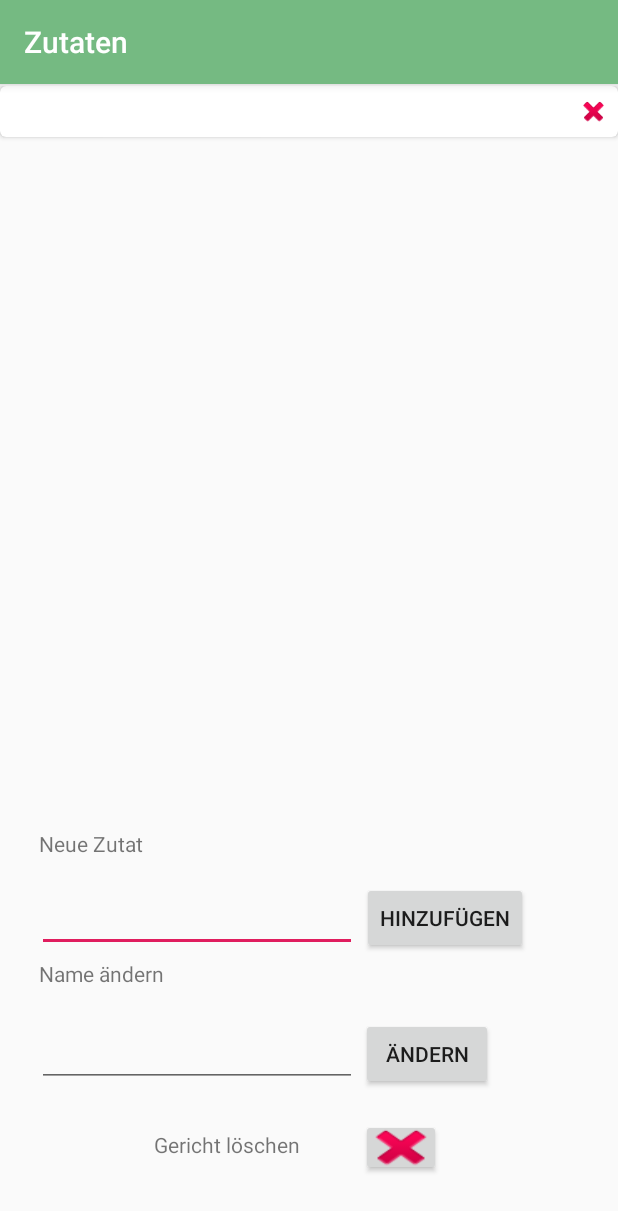
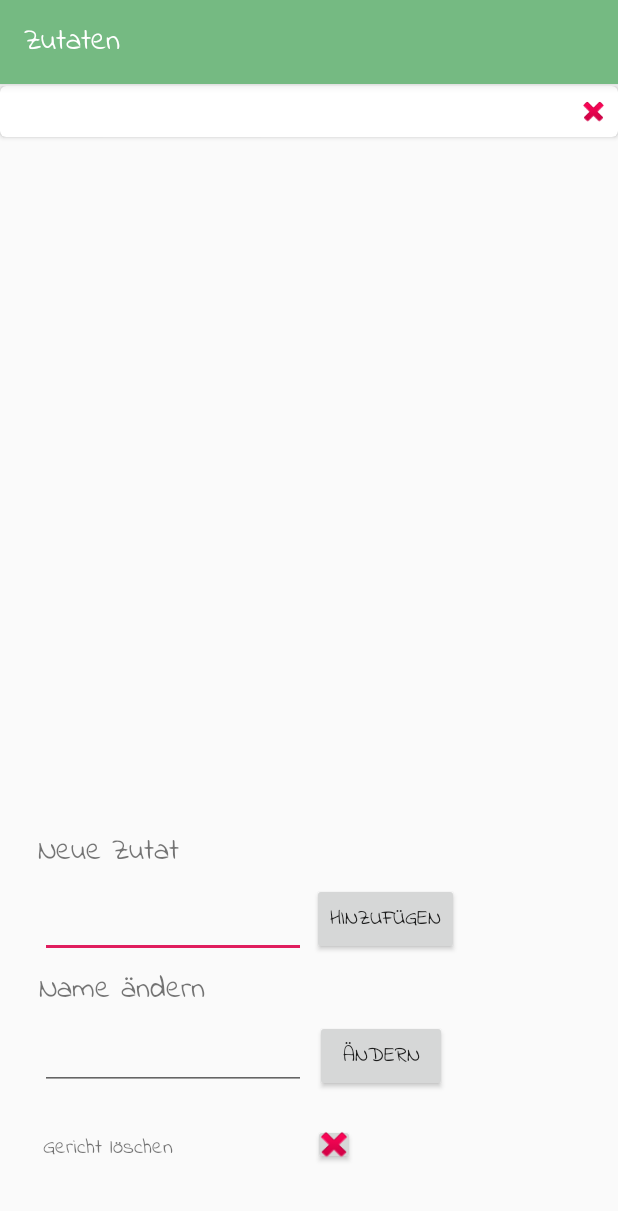
Before and after one commit to Chinchanchinese/Einkaufsliste1, an Android app: the GerichtBearbeitenActivity screen opened directly, with no data from a screen before it, after a tap on "HINZUFÜGEN", on a phone screen of 412 x 824 dp. Shown: the top 1211 px of the screen. Run offline under Robolectric (Android 15) with nearby library versions, the phone set to English and light mode, and no system bars; 3 statements that could not run were skipped.

Commit message:
Layout Bearbeiten 29.07. font

```diff
--- a/app/src/main/java/Zutaten/ZutatenActivity.java
+++ b/app/src/main/java/Zutaten/ZutatenActivity.java
@@ -27,6 +27,7 @@ import Gericht_bearbeiten.GerichtBearbeitenActivity;
 import Gerichte.Gericht;
 import de.rg.einkaufsliste.R;
 import ZutatenEingabe.ZutatenEingabeActivity;
+import de.rg.einkaufsliste.ReplaceFont;
 
 
 public class ZutatenActivity extends AppCompatActivity {
@@ -47,6 +48,7 @@ public class ZutatenActivity extends AppCompatActivity {
     protected void onCreate(Bundle savedInstanceState) {
         super.onCreate(savedInstanceState);
         setContentView(R.layout.activity_zutaten);
+        ReplaceFont.replaceDefaultFont(this,"DEFAULT","indieflow.ttf");
         Toolbar toolbar = findViewById(R.id.toolbar);
         setSupportActionBar(toolbar);
 
--- a/app/src/main/java/de/rg/einkaufsliste/MainActivity.java
+++ b/app/src/main/java/de/rg/einkaufsliste/MainActivity.java
@@ -24,7 +24,6 @@ import androidx.drawerlayout.widget.DrawerLayout;
 import androidx.appcompat.app.AppCompatActivity;
 import androidx.appcompat.widget.Toolbar;
 import androidx.recyclerview.widget.GridLayoutManager;
-import androidx.recyclerview.widget.LinearLayoutManager;
 import androidx.recyclerview.widget.RecyclerView;
 
 import android.view.Menu;
@@ -64,6 +63,7 @@ public class MainActivity extends AppCompatActivity implements NavigationView.On
     protected void onCreate(Bundle savedInstanceState) {
         super.onCreate(savedInstanceState);
         setContentView(R.layout.activity_main);
+        ReplaceFont.replaceDefaultFont(this,"DEFAULT","indieflow.ttf");
 
         loadData(DatenGericht);
 
--- a/app/src/main/res/layout/activity_gericht_bearbeiten.xml
+++ b/app/src/main/res/layout/activity_gericht_bearbeiten.xml
@@ -8,44 +8,46 @@
 
     <TextView
         android:id="@+id/textView6"
-        android:layout_width="118dp"
+        android:layout_width="149dp"
         android:layout_height="35dp"
         android:layout_alignParentEnd="true"
         android:layout_alignParentBottom="true"
-        android:layout_marginEnd="268dp"
+        android:layout_marginEnd="237dp"
         android:layout_marginBottom="236dp"
-        android:text="Neue Zutat" />
+        android:text="Neue Zutat"
+        android:textSize="20dp" />
 
     <TextView
         android:id="@+id/textView7"
-        android:layout_width="118dp"
-        android:layout_height="35dp"
+        android:layout_width="146dp"
+        android:layout_height="wrap_content"
         android:layout_alignParentEnd="true"
         android:layout_alignParentBottom="true"
-        android:layout_marginEnd="268dp"
+        android:layout_marginEnd="240dp"
         android:layout_marginBottom="149dp"
-        android:text="Name ändern" />
+        android:text="Name ändern"
+        android:textSize="20dp" />
 
     <EditText
         android:id="@+id/editTextZutat2"
-        android:layout_width="wrap_content"
+        android:layout_width="177dp"
         android:layout_height="wrap_content"
         android:layout_alignParentEnd="true"
         android:layout_alignParentBottom="true"
-        android:layout_marginEnd="174dp"
-        android:layout_marginBottom="189dp"
+        android:layout_marginEnd="208dp"
+        android:layout_marginBottom="185dp"
         android:ems="10"
         android:inputType="textPersonName"
         android:visibility="visible" />
 
     <EditText
         android:id="@+id/editTextNameändern"
-        android:layout_width="wrap_content"
+        android:layout_width="177dp"
         android:layout_height="wrap_content"
         android:layout_alignParentEnd="true"
         android:layout_alignParentBottom="true"
-        android:layout_marginEnd="174dp"
-        android:layout_marginBottom="99dp"
+        android:layout_marginEnd="208dp"
+        android:layout_marginBottom="97dp"
         android:ems="10"
         android:inputType="textPersonName"
         android:visibility="visible" />
@@ -56,8 +58,8 @@
         android:layout_height="wrap_content"
         android:layout_alignParentEnd="true"
         android:layout_alignParentBottom="true"
-        android:layout_marginEnd="60dp"
-        android:layout_marginBottom="188dp"
+        android:layout_marginEnd="106dp"
+        android:layout_marginBottom="187dp"
         android:text="Hinzufügen" />
 
     <Button
@@ -66,8 +68,8 @@
         android:layout_height="wrap_content"
         android:layout_alignParentEnd="true"
         android:layout_alignParentBottom="true"
-        android:layout_marginEnd="83dp"
-        android:layout_marginBottom="97dp"
+        android:layout_marginEnd="114dp"
+        android:layout_marginBottom="96dp"
         android:text="Ändern" />
 
     <com.google.android.material.appbar.AppBarLayout
@@ -94,12 +96,12 @@
 
     <Button
         android:id="@+id/buttonGerichtlöschen"
-        android:layout_width="53dp"
-        android:layout_height="38dp"
+        android:layout_width="28dp"
+        android:layout_height="27dp"
         android:layout_alignParentEnd="true"
         android:layout_alignParentBottom="true"
-        android:layout_marginEnd="118dp"
-        android:layout_marginBottom="40dp"
+        android:layout_marginEnd="175dp"
+        android:layout_marginBottom="47dp"
         android:foreground="@android:drawable/ic_delete" />
 
     <TextView
@@ -108,8 +110,8 @@
         android:layout_height="wrap_content"
         android:layout_alignParentEnd="true"
         android:layout_alignParentBottom="true"
-        android:layout_marginEnd="178dp"
-        android:layout_marginBottom="51dp"
+        android:layout_marginEnd="252dp"
+        android:layout_marginBottom="48dp"
         android:text="Gericht löschen" />
 
 </RelativeLayout>
--- a/app/src/main/res/layout/cardview_zutaten_bearbeiten.xml
+++ b/app/src/main/res/layout/cardview_zutaten_bearbeiten.xml
@@ -19,6 +19,9 @@
             android:layout_alignParentBottom="true"
             android:layout_marginEnd="173dp"
             android:layout_marginBottom="0dp"
+            android:fontFamily="@font/indieflow"
+            android:textStyle="bold"
+            android:textSize="14sp"
             android:text="TextView" />
 
         <ImageView
--- a/app/src/main/res/values/styles.xml
+++ b/app/src/main/res/values/styles.xml
@@ -6,6 +6,7 @@
         <item name="colorPrimary">@color/colorPrimary</item>
         <item name="colorPrimaryDark">@color/colorPrimaryDark</item>
         <item name="colorAccent">@color/colorAccent</item>
+        <item name="android:fontFamily">@font/indieflow</item>
     </style>
 
     <style name="AppTheme.NoActionBar">
```
Also changed, not shown: app/src/main/java/de/rg/einkaufsliste/ReplaceFont.java (added, +26 -0 lines), app/src/main/res/layout/app_bar_main.xml (+8 -8 lines), app/src/main/res/layout/cardview_einkaufskorb.xml (+8 -5 lines), app/src/main/res/layout/cardview_gericht.xml (+5 -2 lines), app/src/main/res/layout/cardview_zutat.xml (+7 -5 lines), app/src/main/res/layout/content_gerichte_eingabe.xml (+15 -10 lines), app/src/main/assets/indieflow.ttf (added), app/src/main/res/font/indieflow.ttf (added).
